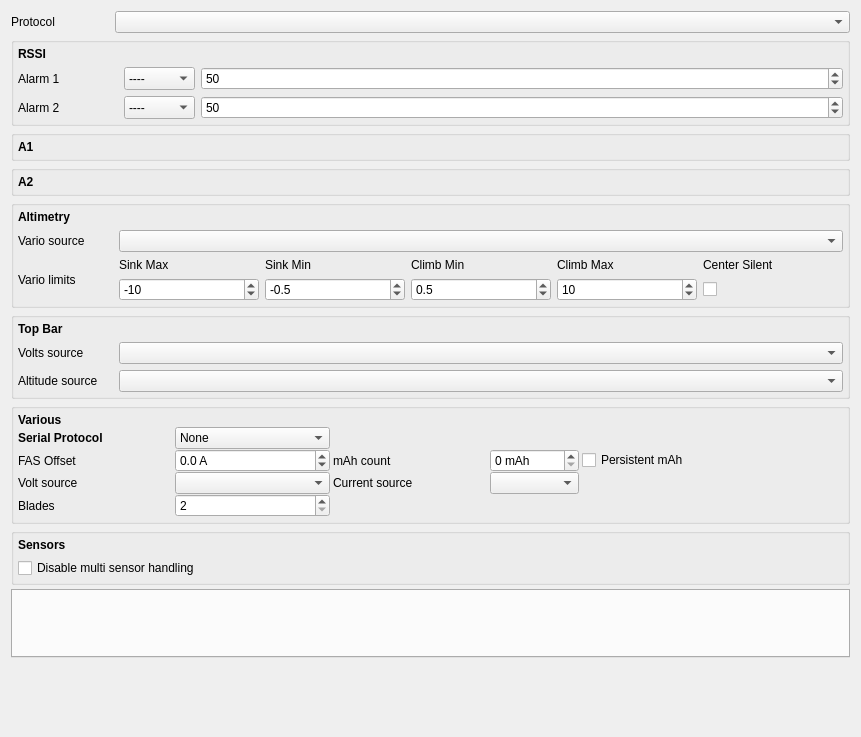
Before: the Qt Designer form companion/src/modeledit/telemetry.ui in opentx/opentx, drawn with Qt 5.
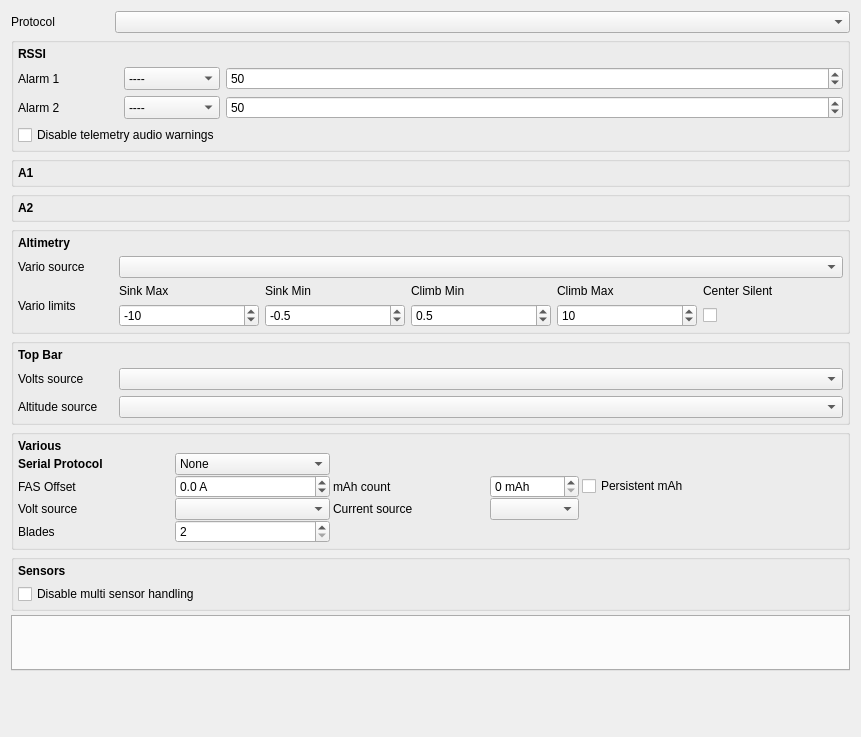
After: the same form once the commit is applied. Custom widgets are drawn as their Qt base class.

Commit message: Allow to disable telemetry alarams (#4981)

```diff
--- a/companion/src/modeledit/telemetry.ui
+++ b/companion/src/modeledit/telemetry.ui
@@ -74,6 +74,36 @@
       <property name="bottomMargin">
        <number>4</number>
       </property>
+      <item row="2" column="1">
+       <widget class="QComboBox" name="rssiAlarmWarningCB">
+        <property name="sizePolicy">
+         <sizepolicy hsizetype="MinimumExpanding" vsizetype="Preferred">
+          <horstretch>0</horstretch>
+          <verstretch>0</verstretch>
+         </sizepolicy>
+        </property>
+        <item>
+         <property name="text">
+          <string>----</string>
+         </property>
+        </item>
+        <item>
+         <property name="text">
+          <string>Yellow</string>
+         </property>
+        </item>
+        <item>
+         <property name="text">
+          <string>Orange</string>
+         </property>
+        </item>
+        <item>
+         <property name="text">
+          <string>Red</string>
+         </property>
+        </item>
+       </widget>
+      </item>
       <item row="2" column="0">
        <widget class="QLabel" name="rssiAlarm1Label">
         <property name="sizePolicy">
@@ -96,8 +126,8 @@
         </property>
        </widget>
       </item>
-      <item row="2" column="1">
-       <widget class="QComboBox" name="rssiAlarm1CB">
+      <item row="3" column="1">
+       <widget class="QComboBox" name="rssiAlarmCriticalCB">
         <property name="sizePolicy">
          <sizepolicy hsizetype="MinimumExpanding" vsizetype="Preferred">
           <horstretch>0</horstretch>
@@ -126,34 +156,6 @@
         </item>
        </widget>
       </item>
-      <item row="2" column="2">
-       <widget class="QSpinBox" name="rssiAlarm1SB">
-        <property name="enabled">
-         <bool>true</bool>
-        </property>
-        <property name="sizePolicy">
-         <sizepolicy hsizetype="MinimumExpanding" vsizetype="Preferred">
-          <horstretch>0</horstretch>
-          <verstretch>0</verstretch>
-         </sizepolicy>
-        </property>
-        <property name="suffix">
-         <string/>
-        </property>
-        <property name="minimum">
-         <number>20</number>
-        </property>
-        <property name="maximum">
-         <number>80</number>
-        </property>
-        <property name="singleStep">
-         <number>1</number>
-        </property>
-        <property name="value">
-         <number>50</number>
-        </property>
-       </widget>
-      </item>
       <item row="3" column="0">
        <widget class="QLabel" name="rssiAlarm2Label">
         <property name="sizePolicy">
@@ -173,36 +175,6 @@
         </property>
        </widget>
       </item>
-      <item row="3" column="1">
-       <widget class="QComboBox" name="rssiAlarm2CB">
-        <property name="sizePolicy">
-         <sizepolicy hsizetype="MinimumExpanding" vsizetype="Preferred">
-          <horstretch>0</horstretch>
-          <verstretch>0</verstretch>
-         </sizepolicy>
-        </property>
-        <item>
-         <property name="text">
-          <string>----</string>
-         </property>
-        </item>
-        <item>
-         <property name="text">
-          <string>Yellow</string>
-         </property>
-        </item>
-        <item>
-         <property name="text">
-          <string>Orange</string>
-         </property>
-        </item>
-        <item>
-         <property name="text">
-          <string>Red</string>
-         </property>
-        </item>
-       </widget>
-      </item>
       <item row="3" column="2">
        <widget class="QSpinBox" name="rssiAlarm2SB">
         <property name="enabled">
@@ -231,7 +203,48 @@
         </property>
        </widget>
       </item>
-      <item row="4" column="0">
+      <item row="2" column="2">
+       <widget class="QSpinBox" name="rssiAlarmWarningSB">
+        <property name="enabled">
+         <bool>true</bool>
+        </property>
+        <property name="sizePolicy">
+         <sizepolicy hsizetype="MinimumExpanding" vsizetype="Preferred">
+          <horstretch>0</horstretch>
+          <verstretch>0</verstretch>
+         </sizepolicy>
+        </property>
+        <property name="suffix">
+         <string/>
+        </property>
+        <property name="minimum">
+         <number>20</number>
+        </property>
+        <property name="maximum">
+         <number>80</number>
+        </property>
+        <property name="singleStep">
+         <number>1</number>
+        </property>
+        <property name="value">
+         <number>50</number>
+        </property>
+       </widget>
+      </item>
+      <item row="1" column="0">
+       <widget class="QLabel" name="rssiLabel">
+        <property name="font">
+         <font>
+          <weight>75</weight>
+          <bold>true</bold>
+         </font>
+        </property>
+        <property name="text">
+         <string>RSSI</string>
+        </property>
+       </widget>
+      </item>
+      <item row="7" column="0">
        <spacer name="verticalSpacer_2">
         <property name="orientation">
          <enum>Qt::Vertical</enum>
@@ -244,16 +257,10 @@
         </property>
        </spacer>
       </item>
-      <item row="1" column="0">
-       <widget class="QLabel" name="rssiLabel">
-        <property name="font">
-         <font>
-          <weight>75</weight>
-          <bold>true</bold>
-         </font>
-        </property>
+      <item row="4" column="0" colspan="2">
+       <widget class="AutoCheckBox" name="disableTelemetryAlarms">
         <property name="text">
-         <string>RSSI</string>
+         <string>Disable telemetry audio warnings</string>
         </property>
        </widget>
       </item>
```
Left out of the diff: 14 changed lines with no effect on the pictures. The commit also changes 31 other files.
